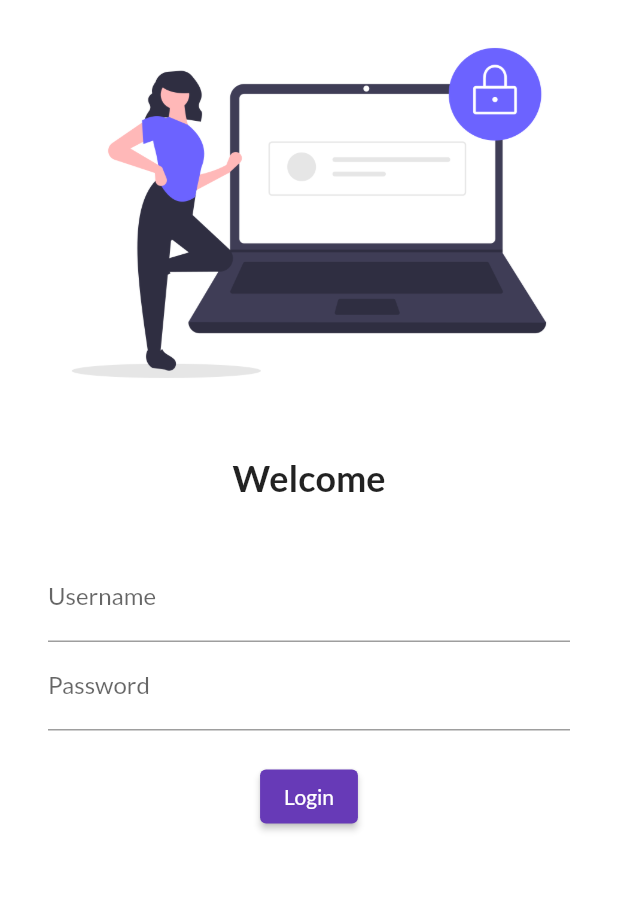
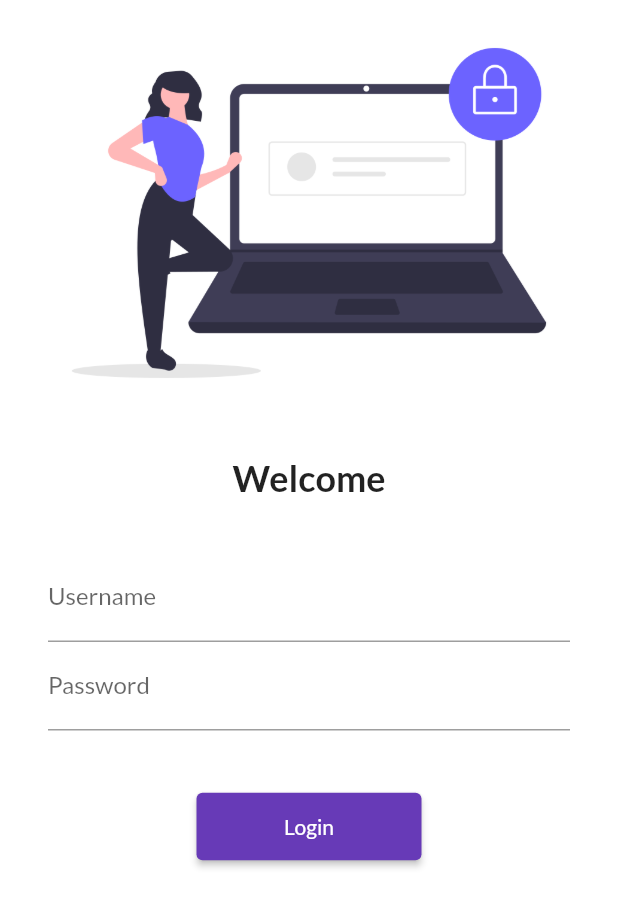
Before and after one commit to harikrishna-makwana/30DaysOfFlutter, a Flutter app: the screen it shows after launch, on a phone screen of 412 x 824 dp. Shown: the top 907 px of the screen. Run offline on Flutter 3.47's test engine with Material 2 defaults, Android fonts, the phone set to English and light mode, and no system bars; our stand-ins replace google_fonts.

Commit message:
Day 5 completed

```diff
--- a/lib/main.dart
+++ b/lib/main.dart
@@ -3,6 +3,7 @@
 import 'package:flutter/material.dart';
 import 'package:go_for_it/pages/home_page.dart';
 import 'package:go_for_it/pages/login_page.dart';
+import 'package:go_for_it/utils/routes.dart';
 import 'package:google_fonts/google_fonts.dart';
 
 void main() {
@@ -23,10 +24,11 @@
       ),
       darkTheme: ThemeData(brightness: Brightness.dark),
       //Routes
-      initialRoute: "/login",
+      initialRoute: MyRoutes.loginRoute,
       routes: {
-        "/home": (context) => HomePage(),
-        "/login": (context) => LoginPage(),
+        "/" :(context) => HomePage(),
+        MyRoutes.homeRoute: (context) => HomePage(),
+        MyRoutes.loginRoute: (context) => LoginPage(),
       },
     );
   }
--- a/lib/pages/login_page.dart
+++ b/lib/pages/login_page.dart
@@ -1,6 +1,7 @@
 // ignore_for_file: prefer_const_constructors, avoid_print
 
 import 'package:flutter/material.dart';
+import 'package:go_for_it/utils/routes.dart';
 
 class LoginPage extends StatelessWidget {
   const LoginPage({super.key});
@@ -9,6 +10,7 @@
   Widget build(BuildContext context) {
     return Material(
         color: Colors.white,
+        child: SingleChildScrollView(
           child: Column(
             children: [
               Image.asset(
@@ -29,31 +31,36 @@
                 height: 20.0,
               ),
               Padding(
-              padding:
-                  const EdgeInsets.symmetric(vertical: 16.0, horizontal: 32.0),
+                padding: const EdgeInsets.symmetric(
+                    vertical: 16.0, horizontal: 32.0),
                 child: Column(
                   children: [
                     TextFormField(
                       decoration: InputDecoration(
-                        hintText: "Enter the Username", labelText: "Username"),
+                          hintText: "Enter the Username",
+                          labelText: "Username"),
                     ),
                     TextFormField(
                       obscureText: true,
                       decoration: InputDecoration(
-                        hintText: "Enter the Password", labelText: "Password"),
+                          hintText: "Enter the Password",
+                          labelText: "Password"),
                     ),
                     SizedBox(
-                    height: 20.0,
+                      height: 40.0,
                     ),
                     ElevatedButton(
                       onPressed: () {
-                        print("Hi, Codepur");
+                        Navigator.pushNamed(context, MyRoutes.homeRoute);
                       },
-                      child: Text("Login"))
+                      child: Text("Login"),
+                      style: TextButton.styleFrom(minimumSize: Size(150, 45)),
+                    )
                   ],
                 ),
               ),
             ],
+          ),
         ));
   }
 }
--- /dev/null
+++ b/lib/utils/routes.dart
@@ -0,0 +1,5 @@
+class MyRoutes {
+  static String loginRoute = "/login";
+  static String homeRoute = "/home";
+
+}
```
Lines whose indentation alone changed are shown as unchanged.
